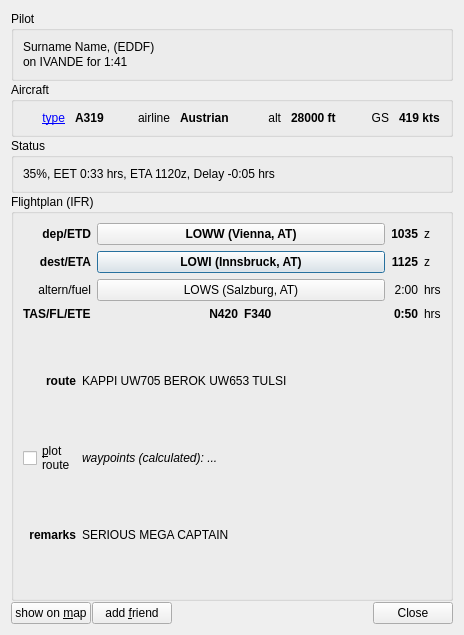
Above: branches/QuteScoop_2.1.1/src/PilotDetails.ui from qutescoop/qutescoop before the change. Below: the same form after it.
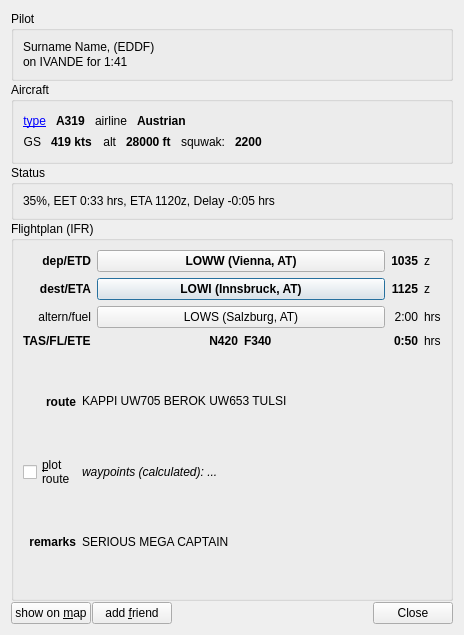
That is the form after the change. Icons and pictures are not drawn.

Diff of the .ui file:
```diff
--- a/branches/QuteScoop_2.1.1/src/PilotDetails.ui
+++ b/branches/QuteScoop_2.1.1/src/PilotDetails.ui
@@ -126,34 +126,28 @@
          </widget>
         </item>
         <item>
-         <widget class="QLabel" name="label_15">
-          <property name="toolTip">
-           <string>current altitude</string>
+         <spacer name="horizontalSpacer">
+          <property name="orientation">
+           <enum>Qt::Horizontal</enum>
           </property>
-          <property name="text">
-           <string>alt</string>
+          <property name="sizeHint" stdset="0">
+           <size>
+            <width>40</width>
+            <height>20</height>
+           </size>
           </property>
-          <property name="alignment">
-           <set>Qt::AlignRight|Qt::AlignTrailing|Qt::AlignVCenter</set>
-          </property>
-         </widget>
+         </spacer>
         </item>
-        <item>
-         <widget class="QLabel" name="lblAltitude">
-          <property name="font">
-           <font>
-            <weight>75</weight>
-            <bold>true</bold>
-           </font>
-          </property>
-          <property name="toolTip">
-           <string>current altitude</string>
-          </property>
-          <property name="text">
-           <string>28000 ft</string>
-          </property>
-         </widget>
-        </item>
+       </layout>
+      </item>
+      <item>
+       <layout class="QHBoxLayout" name="horizontalLayout_6" stretch="0,0,0,0,0,0,0">
+        <property name="spacing">
+         <number>10</number>
+        </property>
+        <property name="margin">
+         <number>0</number>
+        </property>
         <item>
          <widget class="QLabel" name="label_13">
           <property name="toolTip">
@@ -183,6 +177,71 @@
           </property>
          </widget>
         </item>
+        <item>
+         <widget class="QLabel" name="label_15">
+          <property name="toolTip">
+           <string>current altitude</string>
+          </property>
+          <property name="text">
+           <string>alt</string>
+          </property>
+          <property name="alignment">
+           <set>Qt::AlignRight|Qt::AlignTrailing|Qt::AlignVCenter</set>
+          </property>
+         </widget>
+        </item>
+        <item>
+         <widget class="QLabel" name="lblAltitude">
+          <property name="font">
+           <font>
+            <weight>75</weight>
+            <bold>true</bold>
+           </font>
+          </property>
+          <property name="toolTip">
+           <string>current altitude</string>
+          </property>
+          <property name="text">
+           <string>28000 ft</string>
+          </property>
+         </widget>
+        </item>
+        <item>
+         <widget class="QLabel" name="label_14">
+          <property name="text">
+           <string>squwak:</string>
+          </property>
+          <property name="alignment">
+           <set>Qt::AlignRight|Qt::AlignTrailing|Qt::AlignVCenter</set>
+          </property>
+         </widget>
+        </item>
+        <item>
+         <widget class="QLabel" name="lblSquwak">
+          <property name="font">
+           <font>
+            <weight>75</weight>
+            <bold>true</bold>
+           </font>
+          </property>
+          <property name="text">
+           <string>2200</string>
+          </property>
+         </widget>
+        </item>
+        <item>
+         <spacer name="horizontalSpacer_2">
+          <property name="orientation">
+           <enum>Qt::Horizontal</enum>
+          </property>
+          <property name="sizeHint" stdset="0">
+           <size>
+            <width>40</width>
+            <height>20</height>
+           </size>
+          </property>
+         </spacer>
+        </item>
        </layout>
       </item>
      </layout>
```
Left out of the diff: 9 changed lines with no effect on the pictures.
